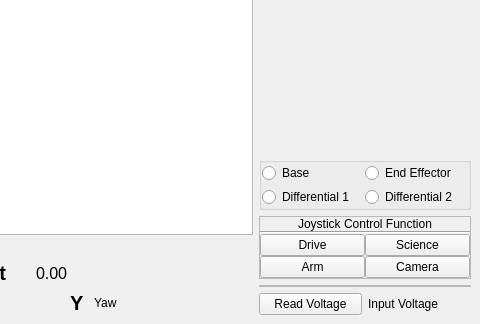
This is catkin_ws/src/hci/MainWindow_V4.ui in mcgill-robotics-archive/rover-archive as Qt 5 draws it before an edit; both pictures show x 514 to 994 and y 455 to 779 of the 994 by 779 pixel window. The edited form follows.
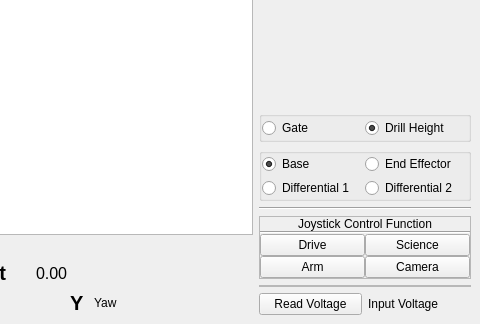
This is the edited form. Custom widgets are drawn as their Qt base class.

The edit to the form file:
```diff
--- a/catkin_ws/src/hci/MainWindow_V4.ui
+++ b/catkin_ws/src/hci/MainWindow_V4.ui
@@ -14,7 +14,7 @@
    <string>MainWindow</string>
   </property>
   <widget class="QWidget" name="centralwidget">
-   <layout class="QHBoxLayout" name="horizontalLayout_2">
+   <layout class="QHBoxLayout" name="horizontalLayout_4">
     <item>
      <layout class="QVBoxLayout" name="verticalLayout_9">
       <item>
@@ -927,6 +927,47 @@
         </property>
        </spacer>
       </item>
+      <item>
+       <widget class="QGroupBox" name="groupBox_3">
+        <property name="title">
+         <string/>
+        </property>
+        <layout class="QHBoxLayout" name="horizontalLayout_2">
+         <property name="spacing">
+          <number>0</number>
+         </property>
+         <property name="leftMargin">
+          <number>0</number>
+         </property>
+         <property name="topMargin">
+          <number>0</number>
+         </property>
+         <property name="rightMargin">
+          <number>0</number>
+         </property>
+         <property name="bottomMargin">
+          <number>0</number>
+         </property>
+         <item>
+          <widget class="QRadioButton" name="gate">
+           <property name="text">
+            <string>Gate</string>
+           </property>
+          </widget>
+         </item>
+         <item>
+          <widget class="QRadioButton" name="drill_height">
+           <property name="text">
+            <string>Drill Height</string>
+           </property>
+           <property name="checked">
+            <bool>true</bool>
+           </property>
+          </widget>
+         </item>
+        </layout>
+       </widget>
+      </item>
       <item>
        <widget class="QGroupBox" name="groupBox_2">
         <property name="title">
@@ -969,6 +1010,9 @@
            <property name="text">
             <string>Base</string>
            </property>
+           <property name="checked">
+            <bool>true</bool>
+           </property>
           </widget>
          </item>
          <item row="1" column="1">
@@ -988,6 +1032,13 @@
         </layout>
        </widget>
       </item>
+      <item>
+       <widget class="Line" name="line_4">
+        <property name="orientation">
+         <enum>Qt::Horizontal</enum>
+        </property>
+       </widget>
+      </item>
       <item>
        <widget class="QFrame" name="frame">
         <property name="frameShape">
```
Left out of the diff: 2 changed lines with no effect on the pictures.
